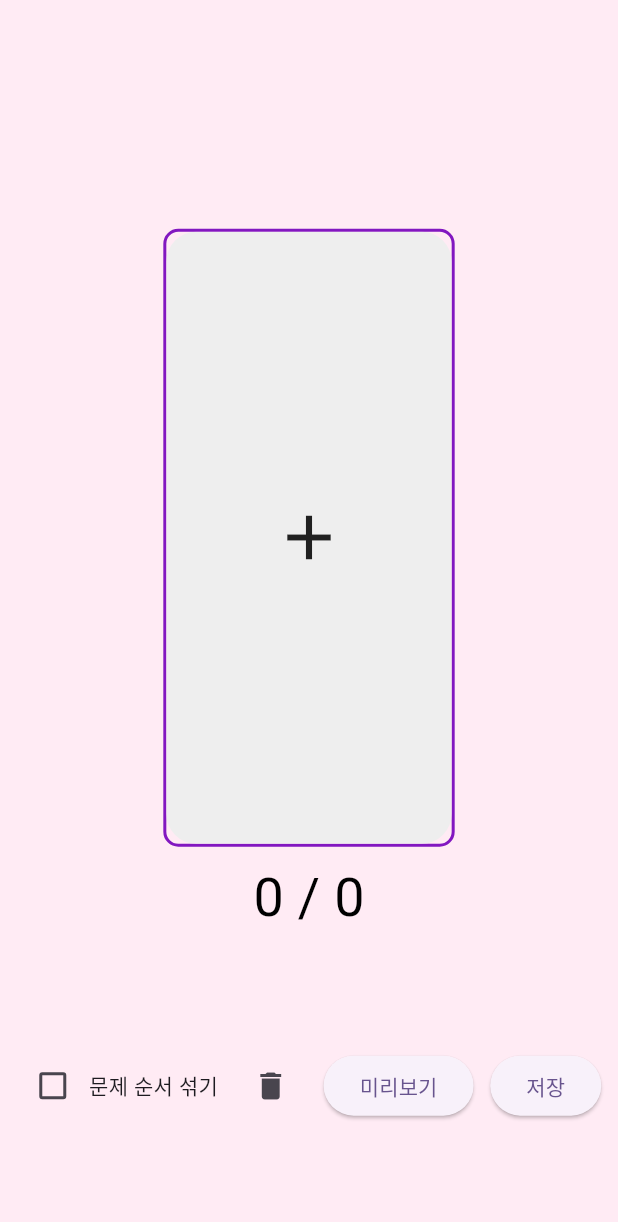
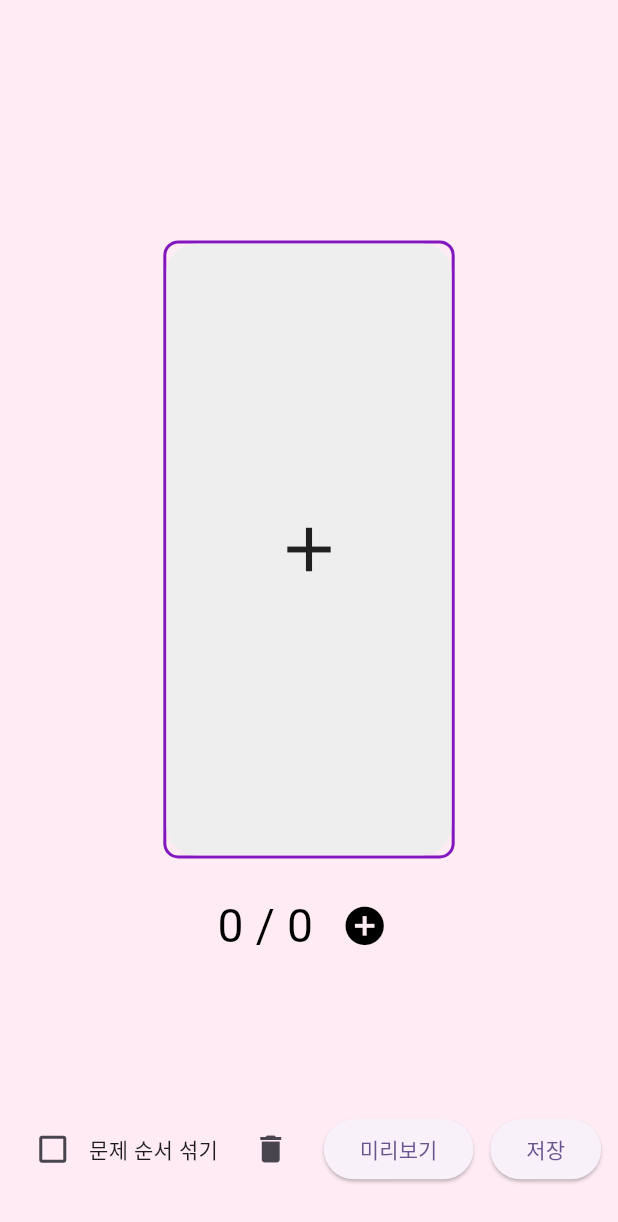
Before and after one commit to asui1/quizzer, a Flutter app: the MakingQuiz screen opened directly with empty values, on a phone screen of 412 x 824 dp. Shown: the top 1222 px of the screen. Run offline on Flutter 3.47's test engine with Material 3 defaults, Android fonts, the phone set to English and light mode, and no system bars; our stand-ins replace dotted_border, flutter_colorpicker, image_picker, palette_generator, table_calendar.

Commit message:
Image load fixed. save to local file then load file

```diff
--- a/lib/Class/ImageColor.dart
+++ b/lib/Class/ImageColor.dart
@@ -12,6 +12,7 @@ class ImageColor {
   ImageColor({this.imagePath, this.color});
 
   void setImage(String imagePath) {
+    print("Image Set: $imagePath");
     this.imagePath = imagePath;
     this.color = null;
     this.mainColor = null;
@@ -26,10 +27,9 @@ class ImageColor {
 
   Future<Color> getMainColor() async {
     if (mainColor == null) {
-      if(color != null){
+      if (color != null) {
         return color!;
-      }
-      else{
+      } else {
         mainColor = await getMainColorOfImage(imagePath!);
         return mainColor!;
       }
@@ -39,7 +39,7 @@ class ImageColor {
   }
 
   bool isColor() {
-    return color != null;
+    return imagePath == null;
   }
 
   Color getColor() {
@@ -51,12 +51,13 @@ class ImageColor {
   }
 
   Widget getImage(double width, double height) {
+    print("IsImage: ${!isColor()}");
     return isColor()
         ? CustomPaint(
             size: Size(width, height),
             painter: ColorPainter(getColor()),
           )
-        : Image.asset(getImagePath(), width: width, height: height);
+        : Image.file(File(getImagePath()), width: width, height: height);
   }
 
   Map<String, dynamic> toJson() {
--- a/lib/Widgets/Generator/quizWidget4Generator.dart
+++ b/lib/Widgets/Generator/quizWidget4Generator.dart
@@ -260,7 +260,7 @@ class _QuizWidget4State extends State<QuizWidget4> {
                                                       start: starts[index]!,
                                                       end: ends[index]!,
                                                       color: widget.quizLayout
-                                                          .getSelectedColor())
+                                                          .getBorderColor1())
                                                   : null,
                                               child: Container(
                                                 height: 100.0,
--- a/lib/Widgets/Viewer/quizWidget1Viewer.dart
+++ b/lib/Widgets/Viewer/quizWidget1Viewer.dart
@@ -1,3 +1,5 @@
+import 'dart:io';
+
 import 'package:flutter/material.dart';
 import 'package:quizzer/Class/quiz1.dart';
 import 'package:quizzer/Class/quizLayout.dart';
@@ -156,10 +158,10 @@ Widget _buildQuizBody(
         ),
       );
     case 2:
-      return Image.asset(
+      return Image.file(
         height: AppConfig.screenHeight * 0.3 * screenWidthModifier,
         width: AppConfig.screenWidth * 0.8 * screenWidthModifier,
-        quiz.getImageFile().path,
+        File(quiz.getImageFile().path),
         fit: BoxFit.cover,
       );
     default:
--- a/lib/Widgets/ViewerCommon.dart
+++ b/lib/Widgets/ViewerCommon.dart
@@ -1,3 +1,5 @@
+import 'dart:io';
+
 import 'package:flutter/material.dart';
 import 'package:quizzer/Class/quizLayout.dart';
 import 'package:quizzer/config.dart';
@@ -34,7 +36,7 @@ BoxDecoration backgroundDecoration({required QuizLayout quizLayout}) {
         )
       : BoxDecoration(
           image: DecorationImage(
-            image: AssetImage(quizLayout.getBackgroundImage().getImagePath()),
+            image: Image.file(File(quizLayout.getBackgroundImage().getImagePath())).image,
             fit: BoxFit.cover,
           ),
         );
--- a/lib/makingQuiz.dart
+++ b/lib/makingQuiz.dart
@@ -51,37 +51,18 @@ class _MakingQuizState extends State<MakingQuiz> {
   Widget build(BuildContext context) {
     maxQuizIndex = widget.quizLayout.getQuizCount();
     return Scaffold(
-      appBar: widget.quizLayout.getIsTopBarVisible()
-          ? PreferredSize(
-              // 상단 바 추가
-              preferredSize:
-                  Size.fromHeight(widget.quizLayout.getAppBarHeight()),
-              child: widget.quizLayout.getImage(1).isColor()
-                  ? Container(
-                      color: widget.quizLayout.getImage(1).getColor(),
-                      height: widget.quizLayout.getAppBarHeight(),
-                    )
-                  : Container(
-                      height: widget.quizLayout.getAppBarHeight(),
-                      decoration: BoxDecoration(
-                        image: DecorationImage(
-                          image: AssetImage(
-                              widget.quizLayout.getImage(1).getImagePath()),
-                          fit: BoxFit.cover,
-                        ),
-                      ),
-                    ),
-            )
-          : null,
-      body: Container(
+      body: SafeArea(
+        child: Container(
           decoration: widget.quizLayout.getBackgroundImage().isColor()
               ? BoxDecoration(
                   color: widget.quizLayout.getBackgroundImage().getColor(),
                 )
               : BoxDecoration(
                   image: DecorationImage(
-                  image: AssetImage(
-                      widget.quizLayout.getBackgroundImage().getImagePath()),
+                    image: Image.file(File(widget.quizLayout
+                            .getBackgroundImage()
+                            .getImagePath()))
+                        .image,
                     fit: BoxFit.cover,
                   ),
                 ),
@@ -95,7 +76,19 @@ class _MakingQuizState extends State<MakingQuiz> {
               Center(
                   child: Column(
                 children: [
-                Spacer(flex: 2),
+                  Spacer(flex: 1),
+                  Text(
+                    widget.quizLayout.getTitle(),
+                    style: TextStyle(
+                      fontSize: AppConfig.fontSize * 2, // Adjust as needed
+                      color:
+                          widget.quizLayout.getTitleColor(), // Adjust as needed
+                      fontWeight: FontWeight.bold,
+                    ),
+                  ),
+                  Spacer(
+                    flex: 2,
+                  ),
                   Container(
                     height: AppConfig.screenHeight /
                         2, // AppConfig.ScreenHeight의 1/2 크기로 설정
@@ -150,55 +143,9 @@ class _MakingQuizState extends State<MakingQuiz> {
                                       color: Colors.transparent,
                                       child: InkWell(
                                         onTap: () async {
-                                        showDialog(
-                                          context: context,
-                                          builder: (BuildContext context) {
-                                            return AlertDialog(
-                                              content: Container(
-                                                width: double.maxFinite,
-                                                child: GridView.count(
-                                                  shrinkWrap: true,
-                                                  physics: ScrollPhysics(),
-                                                  crossAxisCount: 2,
-                                                  childAspectRatio: 1,
-                                                  children:
-                                                      List.generate(4, (index) {
-                                                    return GestureDetector(
-                                                      onTap: () {
-                                                        Navigator.pop(context,
-                                                            'Item $index');
-                                                        moveToQuizWidgetGenerator(
-                                                            index);
-                                                      },
-                                                      child: Card(
-                                                        child: Column(
-                                                          children: <Widget>[
-                                                            Expanded(
-                                                              flex: 3,
-                                                              child: Image.asset(
-                                                                  'assets/images/question2.png',
-                                                                  fit: BoxFit
-                                                                      .cover),
-                                                            ),
-                                                            Expanded(
-                                                              flex: 1,
-                                                              child: Center(
-                                                                child: Text(
-                                                                    'Item $index'),
-                                                              ),
-                                                            ),
-                                                          ],
-                                                        ),
-                                                      ),
-                                                    );
-                                                  }),
-                                                ),
-                                              ),
-                                            );
-                                          },
-                                        ).then((value) {
+                                          showQuizSelectionDialog(
+                                              context, curQuizIndex);
                                           setState(() {});
-                                        });
                                         },
                                         child: Container(
                                           width: 100, // 너비 설정
@@ -219,17 +166,38 @@ class _MakingQuizState extends State<MakingQuiz> {
                           );
                         }),
                   ),
-                Padding(
-                  padding: const EdgeInsets.only(bottom: 8.0),
+                  SizedBox(
+                    height: AppConfig.largePadding,
                   ),
+                  Row(
+                    mainAxisAlignment: MainAxisAlignment.center, // 가운데 정렬
+                    children: <Widget>[
                       Text(
                         '${min(curQuizIndex + 1, widget.quizLayout.getQuizCount())} / ${widget.quizLayout.getQuizCount()}',
                         style: TextStyle(
-                    fontSize: 36, // Adjust as needed
-                    color: Colors.black, // Adjust as needed
+                          fontSize:
+                              AppConfig.fontSize * 1.5, // Adjust as needed
+                          color: widget.quizLayout
+                              .getBodyTextColor(), // Adjust as needed
                         ),
                       ),
-                Spacer(flex: 1),
+                      SizedBox(
+                        width: AppConfig.padding,
+                      ),
+                      IconButton(
+                        icon: Icon(
+                          Icons.add_circle,
+                          size: AppConfig.fontSize * 1.5,
+                          color: widget.quizLayout.getBodyTextColor(),
+                        ), // "+" 아이콘과 크기 설정
+                        onPressed: () {
+                          showQuizSelectionDialog(context, curQuizIndex);
+                          setState(() {});
+                        },
+                      ),
+                    ],
+                  ),
+                  Spacer(flex: 3),
                   Row(
                     mainAxisAlignment:
                         MainAxisAlignment.spaceEvenly, // 버튼들 사이에 균등한 공간 배분
@@ -244,7 +212,8 @@ class _MakingQuizState extends State<MakingQuiz> {
                             onChanged: (bool? newValue) {
                               if (newValue != null) {
                                 setState(() {
-                                widget.quizLayout.setShuffleQuestions(newValue);
+                                  widget.quizLayout
+                                      .setShuffleQuestions(newValue);
                                 });
                               }
 
@@ -258,7 +227,8 @@ class _MakingQuizState extends State<MakingQuiz> {
                       IconButton(
                         onPressed: () {
                           setState(() {
-                          if (widget.quizLayout.getQuizCount() > curQuizIndex) {
+                            if (widget.quizLayout.getQuizCount() >
+                                curQuizIndex) {
                               widget.quizLayout.removeQuiz(curQuizIndex);
                             }
                           });
@@ -299,38 +269,51 @@ class _MakingQuizState extends State<MakingQuiz> {
             ],
           ),
         ),
-      bottomNavigationBar: widget.quizLayout.getIsBottomBarVisible()
-          ? PreferredSize(
-              // 하단 바 추가
-              preferredSize:
-                  Size.fromHeight(widget.quizLayout.getBottomBarHeight()),
-              child: widget.quizLayout.getImage(2).isColor()
-                  ? Container(
-                      color: widget.quizLayout.getImage(2).getColor(),
-                      height: widget.quizLayout.getBottomBarHeight(),
-                      child: BottomBarStack(
-                        quizLayout: widget.quizLayout,
-                        onPressedBack: onPressedBack,
-                        onPressedForward: onPressedForward,
-                        showDragHandle: false,
       ),
-                    )
-                  : Container(
-                      height: widget.quizLayout.getBottomBarHeight(),
-                      decoration: BoxDecoration(
-                        image: DecorationImage(
-                          image: AssetImage(
-                              widget.quizLayout.getImage(2).getImagePath()),
-                          fit: BoxFit.cover,
+    );
+  }
+
+  void showQuizSelectionDialog(BuildContext context, int quizIndex) {
+    showDialog(
+      context: context,
+      builder: (BuildContext context) {
+        return AlertDialog(
+          content: Container(
+            width: double.maxFinite,
+            child: GridView.count(
+              shrinkWrap: true,
+              physics: ScrollPhysics(),
+              crossAxisCount: 2,
+              childAspectRatio: 1,
+              children: List.generate(4, (index) {
+                return GestureDetector(
+                  onTap: () {
+                    Navigator.pop(context, 'Item $index');
+                    moveToQuizWidgetGenerator(index, quizIndex);
+                  },
+                  child: Card(
+                    child: Column(
+                      children: <Widget>[
+                        Expanded(
+                          flex: 3,
+                          child: Image.asset('assets/images/question2.png',
+                              fit: BoxFit.cover),
+                        ),
+                        Expanded(
+                          flex: 1,
+                          child: Center(
+                            child: Text('Item $index'),
                           ),
                         ),
-                      child: BottomBarStack(
-                          quizLayout: widget.quizLayout,
-                          onPressedBack: () {},
-                          onPressedForward: () {}),
+                      ],
                     ),
-            )
-          : null,
+                  ),
+                );
+              }),
+            ),
+          ),
+        );
+      },
     );
   }
 
@@ -400,7 +383,7 @@ class _MakingQuizState extends State<MakingQuiz> {
     }
   }
 
-  void moveToQuizWidgetGenerator(int n) {
+  void moveToQuizWidgetGenerator(int n, int quizIndex) {
     switch (n) {
       case 0:
         Quiz1 quiz = Quiz1(
@@ -419,7 +402,7 @@ class _MakingQuizState extends State<MakingQuiz> {
         ).then((result) {
           if (result is Quiz1) {
             setState(() {
-              widget.quizLayout.addQuiz(result);
+              widget.quizLayout.addQuizAt(result, quizIndex);
             });
             // 필요한 추가 작업을 여기에 수행합니다.
           }
@@ -444,7 +427,7 @@ class _MakingQuizState extends State<MakingQuiz> {
         ).then((result) {
           if (result is Quiz2) {
             setState(() {
-              widget.quizLayout.addQuiz(result);
+              widget.quizLayout.addQuizAt(result, quizIndex);
             });
             // 필요한 추가 작업을 여기에 수행합니다.
           }
@@ -468,7 +451,7 @@ class _MakingQuizState extends State<MakingQuiz> {
         ).then((result) {
           if (result is Quiz3) {
             setState(() {
-              widget.quizLayout.addQuiz(result);
+              widget.quizLayout.addQuizAt(result, quizIndex);
             });
             // 필요한 추가 작업을 여기에 수행합니다.
           }
@@ -494,7 +477,7 @@ class _MakingQuizState extends State<MakingQuiz> {
         ).then((result) {
           if (result is Quiz4) {
             setState(() {
-              widget.quizLayout.addQuiz(result);
+              widget.quizLayout.addQuizAt(result, quizIndex);
             });
             // 필요한 추가 작업을 여기에 수행합니다.
           }
```
Also changed, not shown: lib/Class/quizLayout.dart (+9 -1 lines), lib/MakingQuizLayout.dart (+10 -6 lines), lib/Widgets/quizCard.dart (+5 -2 lines), lib/additionalSetup.dart (+5 -2 lines), lib/myColorPicker.dart (+43 -8 lines), 1 other file. Lines whose indentation alone changed are shown as unchanged.
